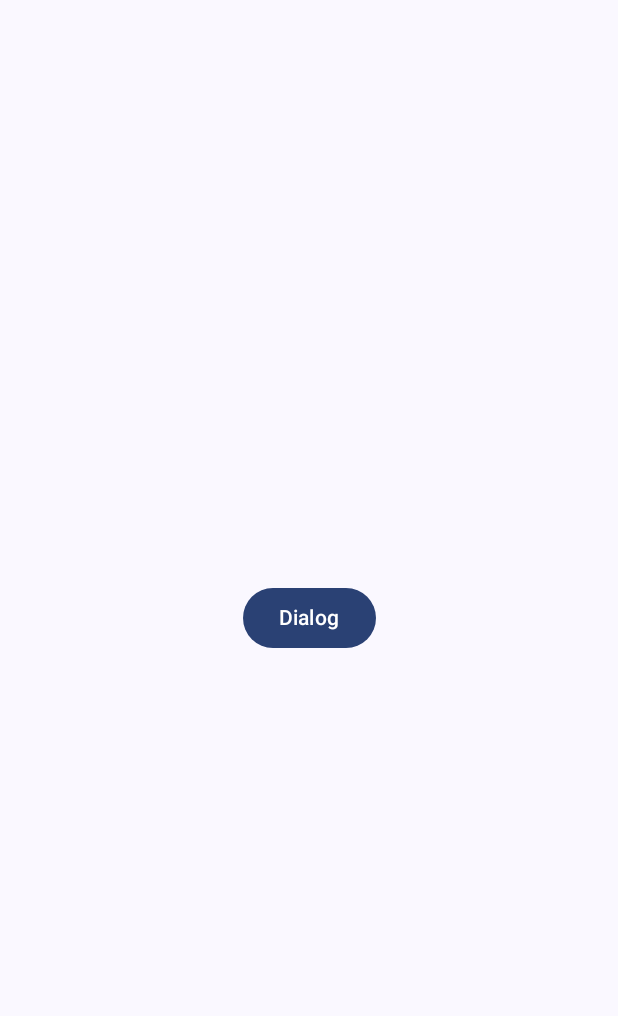
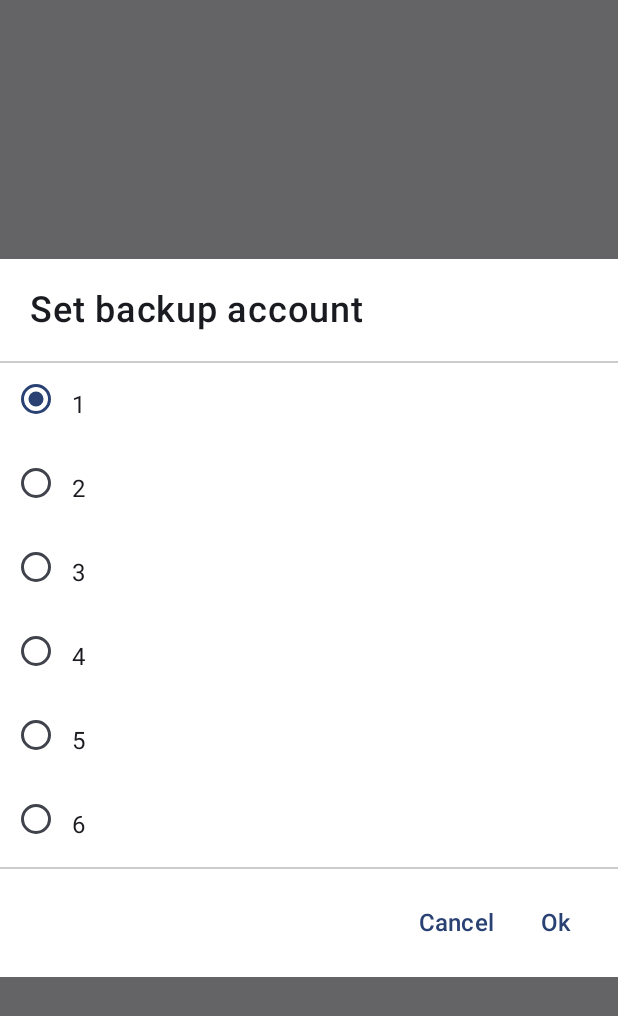
Before and after one commit to osvaldo-o/jetpack-compose, an Android app built with Jetpack Compose: the screen it shows after launch (MainActivity), on a phone screen of 412 x 824 dp. Shown: the top 1016 px of the screen. Run offline under Robolectric (Android 15) with nearby library versions, the phone set to English and light mode, and no system bars.

Commit message:
dialog google

```diff
--- a/app/src/main/java/ico/hellocompose/control/checkbox.kt
+++ b/app/src/main/java/ico/hellocompose/control/checkbox.kt
@@ -14,10 +14,12 @@ import androidx.compose.runtime.getValue
 import androidx.compose.runtime.mutableStateOf
 import androidx.compose.runtime.saveable.rememberSaveable
 import androidx.compose.runtime.setValue
+import androidx.compose.ui.Alignment
 import androidx.compose.ui.Modifier
 import androidx.compose.ui.graphics.Color
 import androidx.compose.ui.text.font.FontWeight
 import androidx.compose.ui.unit.dp
+import androidx.compose.ui.unit.sp
 
 @Composable
 fun MyCheckBox() {
@@ -36,10 +38,10 @@ data class CheckInfo(val title: String, var selected: Boolean = false, var onChe
 
 @Composable
 fun MyCheckBoxWithText(checkInfo: CheckInfo) {
-    Row() {
+    Row(verticalAlignment = Alignment.CenterVertically) {
         Checkbox(
             checked = checkInfo.selected,
             onCheckedChange = {checkInfo.onCheckedChange(!it)})
-        Text(text = checkInfo.title, Modifier.padding(vertical = 16.dp), fontWeight = FontWeight.Bold)
+        Text(text = checkInfo.title, Modifier.padding(vertical = 16.dp), fontWeight = FontWeight.Normal, fontSize = 16.sp)
     }
 }
--- a/app/src/main/java/ico/hellocompose/dialog/Dialog.kt
+++ b/app/src/main/java/ico/hellocompose/dialog/Dialog.kt
@@ -3,11 +3,14 @@ package ico.hellocompose.dialog
 import androidx.annotation.DrawableRes
 import androidx.compose.foundation.Image
 import androidx.compose.foundation.background
+import androidx.compose.foundation.gestures.scrollable
+import androidx.compose.foundation.horizontalScroll
 import androidx.compose.foundation.layout.Arrangement
 import androidx.compose.foundation.layout.Box
 import androidx.compose.foundation.layout.Column
 import androidx.compose.foundation.layout.Row
 import androidx.compose.foundation.layout.Spacer
+import androidx.compose.foundation.layout.defaultMinSize
 import androidx.compose.foundation.layout.fillMaxSize
 import androidx.compose.foundation.layout.fillMaxWidth
 import androidx.compose.foundation.layout.height
@@ -16,6 +19,7 @@ import androidx.compose.foundation.layout.size
 import androidx.compose.foundation.shape.CircleShape
 import androidx.compose.material3.AlertDialog
 import androidx.compose.material3.Button
+import androidx.compose.material3.Divider
 import androidx.compose.material3.Text
 import androidx.compose.material3.TextButton
 import androidx.compose.runtime.Composable
@@ -34,6 +38,9 @@ import androidx.compose.ui.unit.dp
 import androidx.compose.ui.unit.sp
 import androidx.compose.ui.window.Dialog
 import ico.hellocompose.R
+import ico.hellocompose.control.MyCheckBoxWithText
+import ico.hellocompose.control.MyRadioButton
+import ico.hellocompose.getOptions
 
 @Composable
 fun MyDialog(show: Boolean, clear: () -> Unit) {
@@ -54,18 +61,18 @@ fun MyDialog(show: Boolean, clear: () -> Unit) {
 @Preview
 fun StateDialog() {
     var show by remember {
-        mutableStateOf(false)
+        mutableStateOf(true)
     }
     Box(Modifier.fillMaxSize(), contentAlignment = Alignment.Center) {
         Button(onClick = { show = true }) {
             Text(text = "Dialog")
         }
-        SimpleDialogGoogle(show = show, onDismiss = {show = false})
+        SimpleDialogPhone(show = show, onDismiss = {show = false})
     }
 }
 
 @Composable
-fun SimpleDialogGoogle(show: Boolean, onDismiss: () -> Unit) {
+fun SimpleDialogGoogleUser(show: Boolean, onDismiss: () -> Unit) {
     if (show) {
         Dialog(onDismissRequest = { onDismiss() }) {
             Column(
@@ -97,3 +104,34 @@ fun itemUser(email: String, @DrawableRes drawer: Int) {
         Text(text = email, fontWeight = FontWeight.Light, modifier = Modifier.padding(start = 6.dp))
     }
 }
+
+@Composable
+fun SimpleDialogPhone(show: Boolean, onDismiss: () -> Unit) {
+    if (show) {
+        Dialog(onDismissRequest = { onDismiss() }) {
+            Column(
+                Modifier
+                    .fillMaxWidth()
+                    .background(Color.White)
+            ) {
+                Text(
+                    text = "Set backup account",
+                    fontWeight = FontWeight.SemiBold,
+                    fontSize = 24.sp,
+                    modifier = Modifier.padding(20.dp)
+                )
+                Divider(Modifier.fillMaxWidth(), color = Color.LightGray)
+                MyRadioButton()
+                Divider(Modifier.fillMaxWidth(), color = Color.LightGray)
+                Row(Modifier.align(Alignment.End).padding(12.dp)) {
+                    TextButton(onClick = { /*TODO*/ }) {
+                        Text(text = "Cancel", fontSize = 16.sp)
+                    }
+                    TextButton(onClick = { /*TODO*/ }) {
+                        Text(text = "Ok", fontSize = 16.sp)
+                    }
+                }
+            }
+        }
+    }
+}
```
